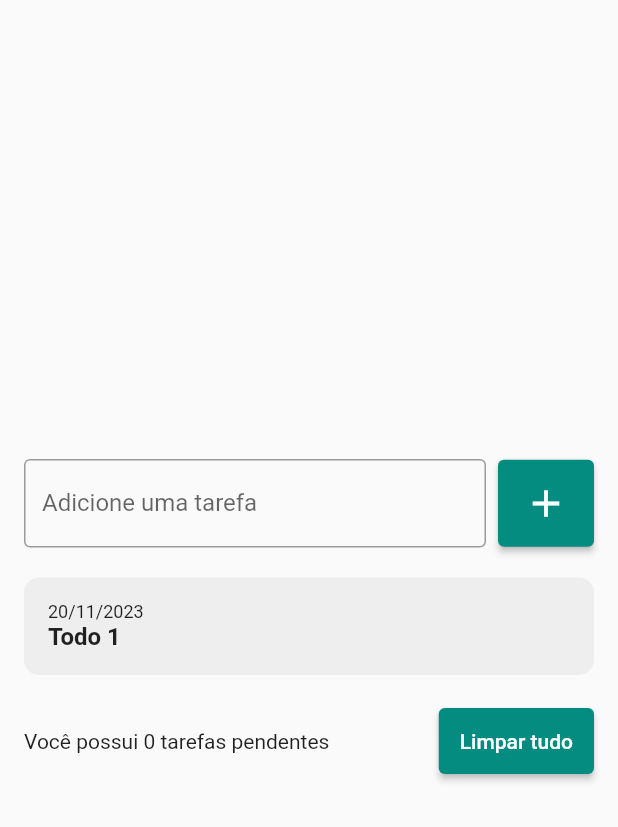
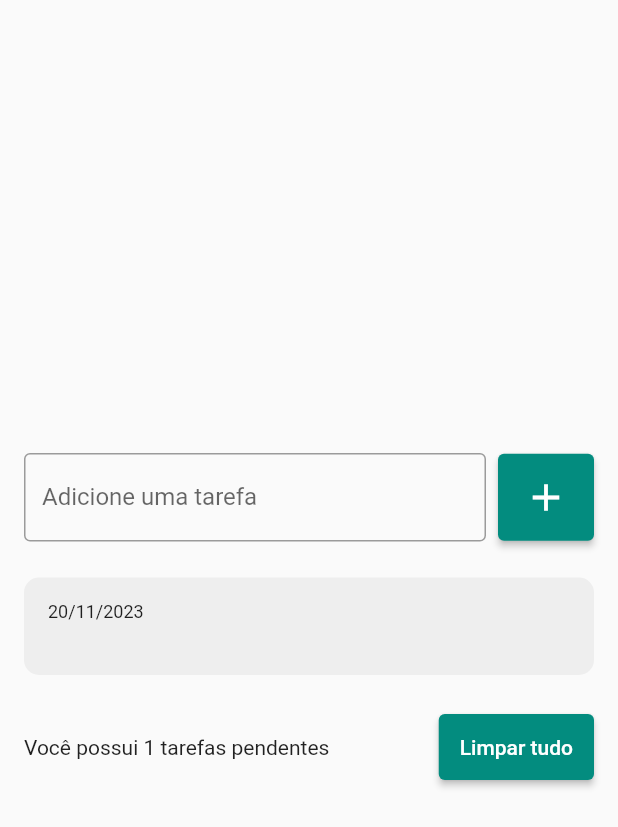
Before and after one commit to matheusoaresilva/todolist, a Flutter app: the screen it shows after launch, after a tap on the "add" icon, on a phone screen of 412 x 824 dp. Shown: the top 827 px of the screen. Run offline on Flutter 3.47's test engine with Material 2 defaults, Android fonts, the phone set to English and light mode, and no system bars.

Commit message:
Improving layout

```diff
--- a/lib/main.dart
+++ b/lib/main.dart
@@ -12,6 +12,7 @@ class MyApp extends StatelessWidget {
   @override
   Widget build(BuildContext context) {
     return MaterialApp(
+      debugShowCheckedModeBanner: false,
       home: TodoListPage(),
     );
   }
--- a/lib/pages/todo_list_page.dart
+++ b/lib/pages/todo_list_page.dart
@@ -16,10 +16,11 @@ class _TodoListPageState extends State<TodoListPage> {
 
   @override
   Widget build(BuildContext context) {
-    return Scaffold(
+    return SafeArea(
+      child: Scaffold(
         body: Center(
           child: Padding(
-          padding: const EdgeInsets.symmetric(horizontal: 16.0),
+            padding: const EdgeInsets.all(16.0),
             child: Column(
               mainAxisSize: MainAxisSize.min,
               children: [
@@ -61,7 +62,7 @@ class _TodoListPageState extends State<TodoListPage> {
                     shrinkWrap: true,
                     children: [
                       for (String todo in todos)
-                      TodoListItem()
+                        TodoListItem(title: todo,)
                     ],
                   ),
                 ),
@@ -70,7 +71,7 @@ class _TodoListPageState extends State<TodoListPage> {
                   children: [
                     Expanded(
                       child: Text(
-                      'Você possui 0 tarefas pendentes',
+                        'Você possui ${todos.length} tarefas pendentes',
                       ),
                     ),
                     SizedBox(
@@ -90,6 +91,7 @@ class _TodoListPageState extends State<TodoListPage> {
             ),
           ),
         ),
+      ),
     );
   }
 }
--- a/lib/widgets/todo_list_item.dart
+++ b/lib/widgets/todo_list_item.dart
@@ -1,7 +1,9 @@
 import 'package:flutter/material.dart';
 
 class TodoListItem extends StatelessWidget {
-  const TodoListItem({super.key});
+  const TodoListItem({super.key, required this.title});
+
+  final String title;
 
   @override
   Widget build(BuildContext context) {
@@ -10,6 +12,7 @@ class TodoListItem extends StatelessWidget {
         borderRadius: BorderRadius.circular(10),
         color: Colors.grey[200],
       ),
+      margin: const EdgeInsets.symmetric(vertical: 4),
       padding: EdgeInsets.all(16),
       child: Column(
         crossAxisAlignment: CrossAxisAlignment.start,
@@ -20,7 +23,7 @@ class TodoListItem extends StatelessWidget {
           ),
           ),
           Text(
-            'Todo 1',
+            title,
             style: TextStyle(fontSize: 16, fontWeight: FontWeight.w600),
           ),
         ],
```
Lines whose indentation alone changed are shown as unchanged.
